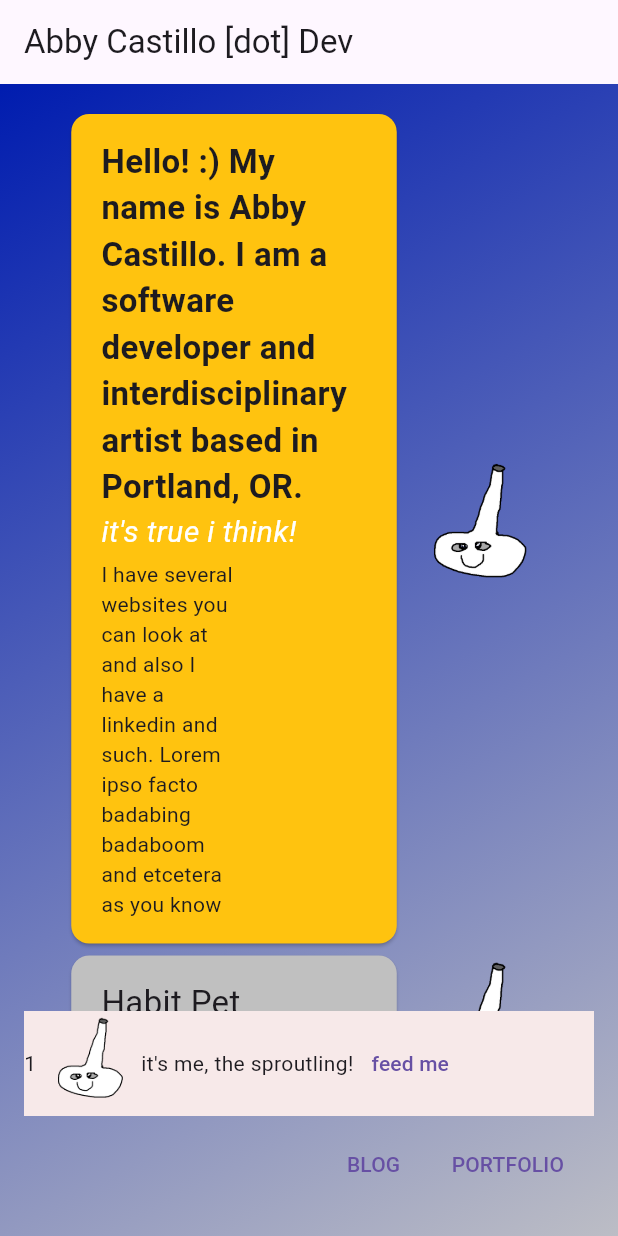
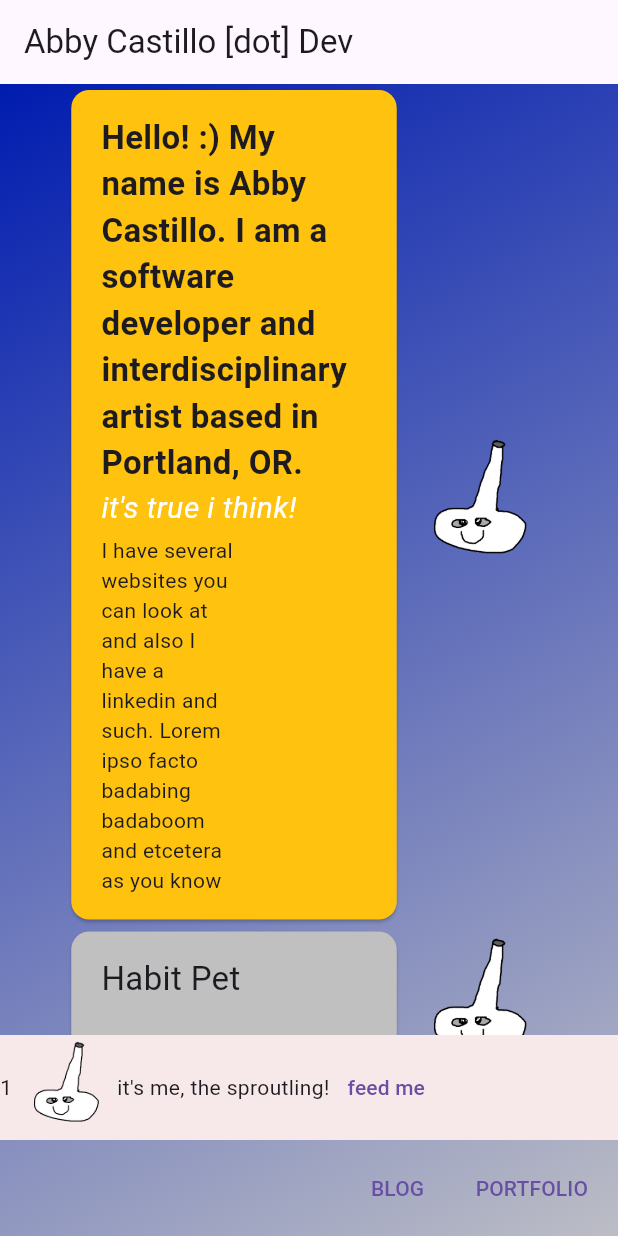
Before and after one commit to abbymachines/flutter-dev-portfolio, a Flutter app: the screen it shows after launch, after a tap on "Hello! :) My name is Abby Castillo. I am", after a tap on "feed me", on a phone screen of 412 x 824 dp. Run offline on Flutter 3.47's test engine with Material 2 defaults, Android fonts, the phone set to English and light mode, and no system bars; drawn by our look-alikes of flutter_markdown.

Commit message:
style VPet bar

```diff
--- a/lib/main.dart
+++ b/lib/main.dart
@@ -52,7 +52,7 @@ class _MyAppState extends State<MyApp> {
             end: Alignment.bottomRight,
           )),
           // width: double.infinity,
-          padding: const EdgeInsets.all(16),
+          padding: const EdgeInsets.all(0),
           child: Column(
             mainAxisSize: MainAxisSize.min,
             mainAxisAlignment: MainAxisAlignment.center,
--- a/lib/widgets/pet/pet_box.dart
+++ b/lib/widgets/pet/pet_box.dart
@@ -24,8 +24,13 @@ class _PetBoxState extends State<PetBox> {
   @override
   Widget build(BuildContext context) {
     return Container(
-      decoration:
-          const BoxDecoration(color: Color.fromARGB(255, 247, 233, 233)),
+      margin: EdgeInsets.all(0),
+      decoration: const BoxDecoration(
+        // borderRadius: BorderRadius.all(
+        //   Radius.circular(25),
+        // ),
+        color: Color.fromARGB(255, 247, 233, 233),
+      ),
       child: Row(
         children: [
           Text(_health.toString()),
```
